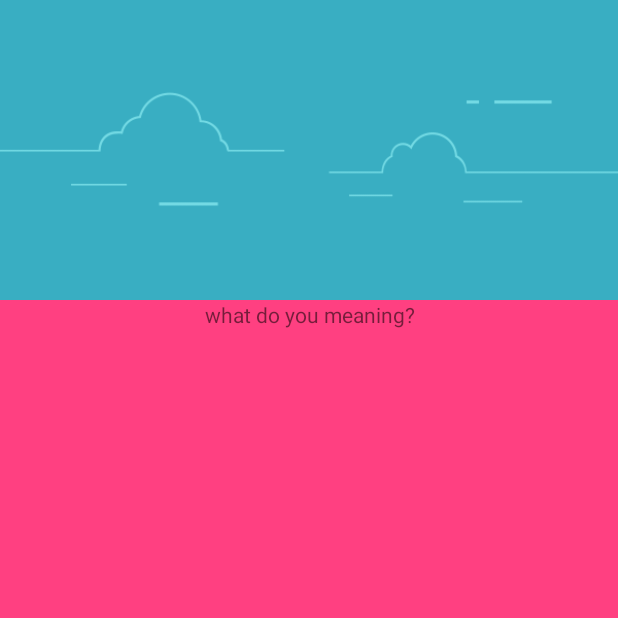
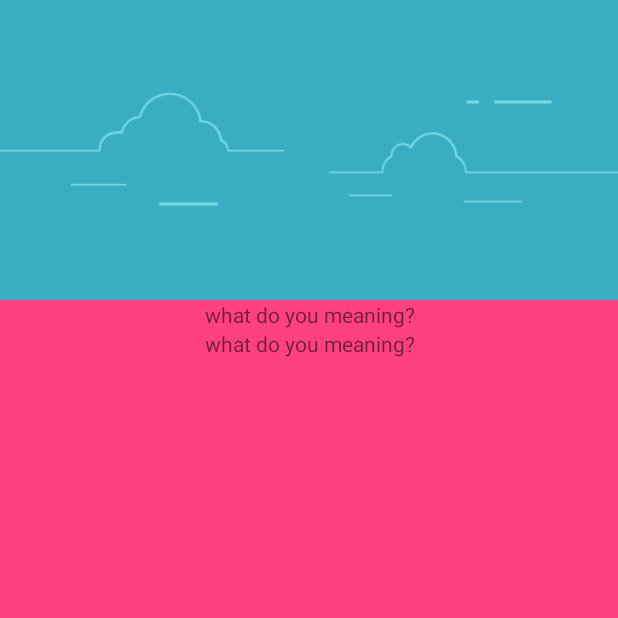
Before and after one commit to ShellRay/LittleHabit, an Android app: the ImageBackgroundResilience screen opened directly, with no data from a screen before it, on a phone screen of 412 x 824 dp, the top half of it. Run offline under Robolectric (Android 15) with nearby library versions, the phone set to English and light mode, and no system bars.

Commit message:
seven commit

```diff
--- a/frescogif/app/src/main/AndroidManifest.xml
+++ b/frescogif/app/src/main/AndroidManifest.xml
@@ -4,8 +4,10 @@
     <uses-permission android:name="android.permission.INTERNET" />
     <uses-permission android:name="android.permission.READ_EXTERNAL_STORAGE" />
     <uses-permission android:name="android.permission.WRITE_EXTERNAL_STORAGE" />
+    <uses-permission android:name="android.permission.MOUNT_UNMOUNT_FILESYSTEMS" />
     <!-- 浮动通知权限 -->
     <uses-permission android:name="android.permission.SYSTEM_ALERT_WINDOW" />
+
 
     <application
         android:allowBackup="true"
--- a/frescogif/app/src/main/res/layout/activity_scale_scrollview.xml
+++ b/frescogif/app/src/main/res/layout/activity_scale_scrollview.xml
@@ -9,12 +9,19 @@
         android:layout_width="match_parent"
         android:orientation="vertical"
         android:layout_height="2200dp">
-    <ImageView
-        android:layout_width="fill_parent"
-        android:layout_height="200dp"
-        android:src="@drawable/sky"
-        android:scaleType="centerCrop"
-        />
+
+        <ImageView
+            android:layout_width="match_parent"
+            android:layout_height="200dp"
+            android:src="@drawable/sky"
+            android:scaleType="centerCrop"
+            />
+        <TextView
+            android:layout_width="match_parent"
+            android:layout_height="wrap_content"
+            android:text="what do you meaning?"
+            android:gravity="center"
+            />
         <TextView
             android:layout_width="match_parent"
             android:layout_height="match_parent"
```
Also changed, not shown: frescogif/app/src/main/java/com/example/frescogif/MainActivity.java (+8 -0 lines), frescogif/app/src/main/java/com/example/frescogif/activity/PullScaleActivity.java (+16 -0 lines), frescogif/app/src/main/res/layout/activity_pull_scale.xml (+9 -0 lines), frescogif/app/src/main/assets/e.gif (added), 1 other file.
